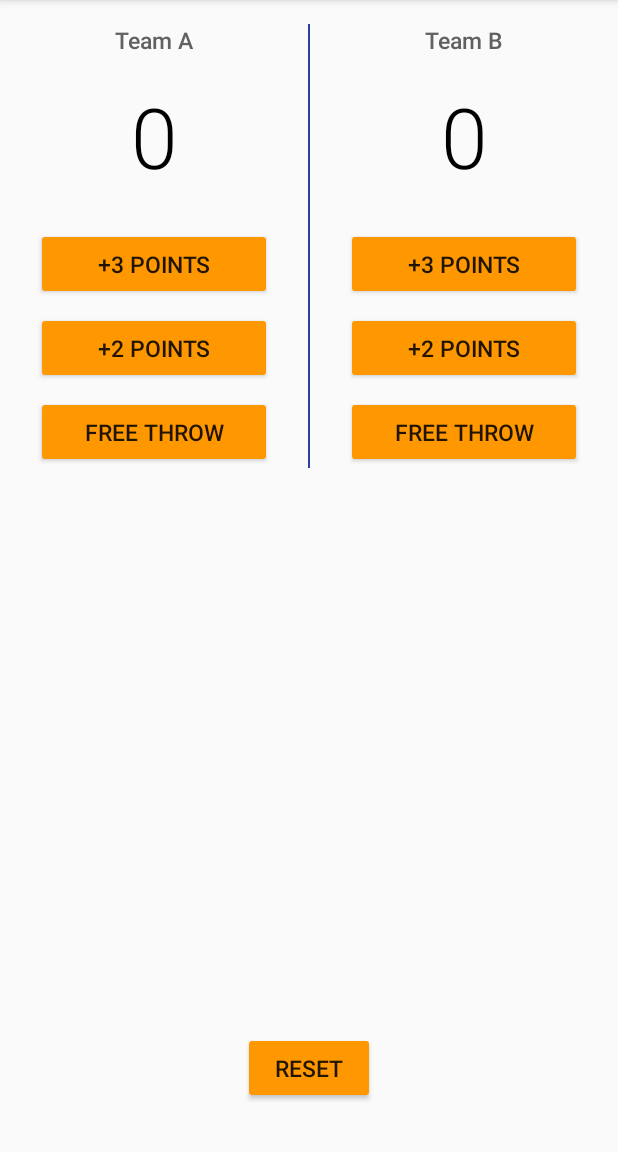
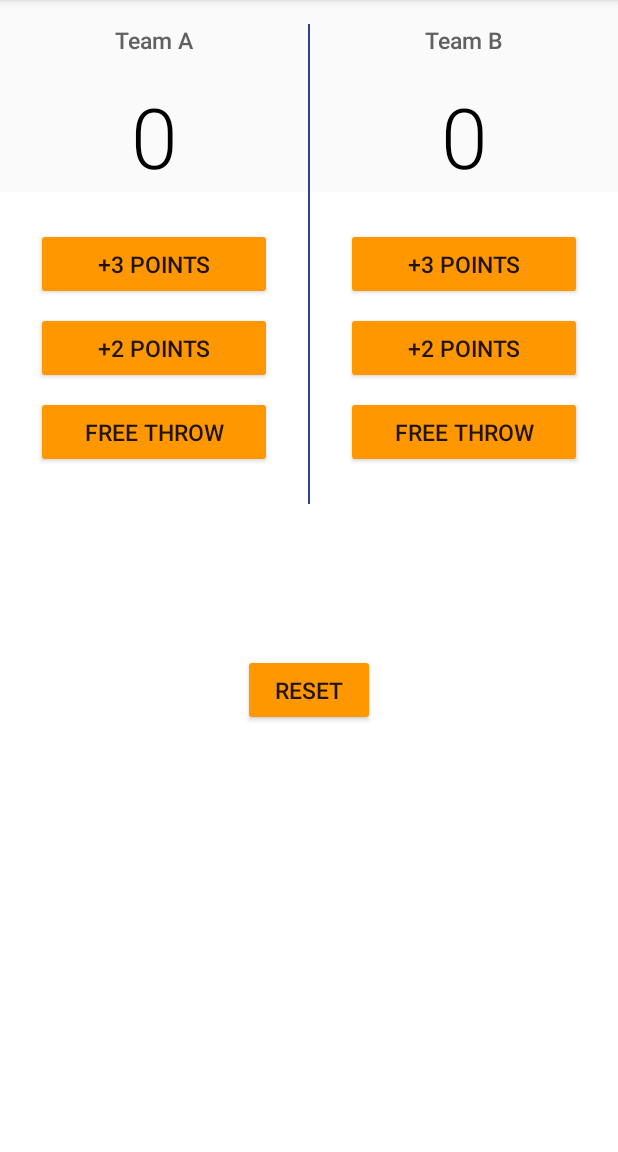
Before and after one commit to tanmaib/courtCounter, an Android app: the screen it shows after launch (MainActivity), on a phone screen of 412 x 824 dp, the part 84-1236 px from its top. Run offline under Robolectric (Android 15) with nearby library versions, the phone set to English and light mode, and no system bars.

Commit message:
Add Scrool view to the layout.

```diff
--- a/app/src/main/res/layout/activity_main.xml
+++ b/app/src/main/res/layout/activity_main.xml
@@ -1,11 +1,13 @@
 <?xml version="1.0" encoding="utf-8"?>
 <RelativeLayout xmlns:android="http://schemas.android.com/apk/res/android"
     xmlns:tools="http://schemas.android.com/tools"
+    android:id="@+id/Layout_1"
     android:layout_width="@dimen/match_parent"
     android:layout_height="@dimen/match_parent"
     tools:context="com.example.android.courtcounter.MainActivity">
 
     <LinearLayout
+        android:id="@+id/Layout_2"
         android:layout_width="@dimen/match_parent"
         android:layout_height="@dimen/wrap_content"
         android:orientation="horizontal">
@@ -33,39 +35,9 @@
                 android:layout_marginTop="@dimen/Text_Margin_Top"
                 android:fontFamily="sans-serif-light"
                 android:gravity="center_horizontal"
-                android:text="0"
+                android:text="@string/Initial_value"
                 android:textColor="@color/Score"
                 android:textSize="@dimen/textSizeScore" />
-
-            <Button
-                android:layout_width="@dimen/match_parent"
-                android:layout_height="@dimen/wrap_content"
-                android:layout_marginLeft="@dimen/Button_Margin_Left"
-                android:layout_marginRight="@dimen/Button_Margin_Right"
-                android:layout_marginTop="@dimen/Button_Margin_Top"
-                android:onClick="threePointerA"
-                android:text="@string/Three_Pointer"
-                android:textSize="@dimen/textSizeName" />
-
-            <Button
-                android:layout_width="@dimen/match_parent"
-                android:layout_height="@dimen/wrap_content"
-                android:layout_marginLeft="@dimen/Button_Margin_Left"
-                android:layout_marginRight="@dimen/Button_Margin_Right"
-                android:layout_marginTop="@dimen/Button_Margin_Bottom"
-                android:onClick="twoPointerA"
-                android:text="@string/Two_Pointer"
-                android:textSize="@dimen/textSizeName" />
-
-            <Button
-                android:layout_width="@dimen/match_parent"
-                android:layout_height="@dimen/wrap_content"
-                android:layout_marginLeft="@dimen/Button_Margin_Left"
-                android:layout_marginRight="@dimen/Button_Margin_Right"
-                android:layout_marginTop="@dimen/Button_Margin_Bottom"
-                android:onClick="freeThrowA"
-                android:text="@string/Free_Throw"
-                android:textSize="@dimen/textSizeName" />
 
         </LinearLayout>
 
@@ -101,9 +73,84 @@
                 android:layout_marginTop="@dimen/Text_Margin_Top"
                 android:fontFamily="sans-serif-light"
                 android:gravity="center_horizontal"
-                android:text="0"
+                android:text="@string/Initial_value"
                 android:textColor="@color/Score"
                 android:textSize="@dimen/textSizeScore" />
+
+        </LinearLayout>
+
+    </LinearLayout>
+
+    <ScrollView
+        android:layout_width="@dimen/match_parent"
+        android:layout_height="fill_parent"
+        android:layout_below="@+id/Layout_2"
+        android:background="@android:color/background_light"
+        android:fillViewport="true"
+        android:orientation="vertical">
+
+        <RelativeLayout
+            android:layout_width="@dimen/match_parent"
+            android:layout_height="@dimen/match_parent">
+
+            <LinearLayout
+                android:layout_width="@dimen/match_parent"
+                android:layout_height="@dimen/wrap_content"
+                android:orientation="horizontal"
+                android:id="@+id/Layout_3">
+
+                <LinearLayout
+                    android:layout_width="@dimen/wrap_content"
+                    android:layout_height="@dimen/wrap_content"
+                    android:layout_weight="1"
+                    android:orientation="vertical">
+
+                    <Button
+                        android:layout_width="@dimen/match_parent"
+                        android:layout_height="@dimen/wrap_content"
+                        android:layout_marginLeft="@dimen/Button_Margin_Left"
+                        android:layout_marginRight="@dimen/Button_Margin_Right"
+                        android:layout_marginTop="@dimen/Button_Margin_Top"
+                        android:onClick="threePointerA"
+                        android:text="@string/Three_Pointer"
+                        android:textSize="@dimen/textSizeName" />
+
+                    <Button
+                        android:layout_width="@dimen/match_parent"
+                        android:layout_height="@dimen/wrap_content"
+                        android:layout_marginLeft="@dimen/Button_Margin_Left"
+                        android:layout_marginRight="@dimen/Button_Margin_Right"
+                        android:layout_marginTop="@dimen/Button_Margin_Bottom"
+                        android:onClick="twoPointerA"
+                        android:text="@string/Two_Pointer"
+                        android:textSize="@dimen/textSizeName" />
+
+                    <Button
+                        android:layout_width="@dimen/match_parent"
+                        android:layout_height="@dimen/wrap_content"
+                        android:layout_marginBottom="@dimen/Button_Margin_Top"
+                        android:layout_marginLeft="@dimen/Button_Margin_Left"
+                        android:layout_marginRight="@dimen/Button_Margin_Right"
+                        android:layout_marginTop="@dimen/Button_Margin_Bottom"
+                        android:onClick="freeThrowA"
+                        android:text="@string/Free_Throw"
+                        android:textSize="@dimen/textSizeName" />
+
+                </LinearLayout>
+
+                <View
+                    android:layout_width="1dp"
+                    android:layout_height="@dimen/match_parent"
+                    android:background="@color/colorPrimaryDark">
+
+                </View>
+
+
+                <LinearLayout
+                    android:layout_width="@dimen/wrap_content"
+                    android:layout_height="@dimen/wrap_content"
+                    android:layout_weight="1"
+                    android:orientation="vertical">
 
                     <Button
                         android:layout_width="@dimen/match_parent"
@@ -128,6 +175,7 @@
                     <Button
                         android:layout_width="@dimen/match_parent"
                         android:layout_height="@dimen/wrap_content"
+                        android:layout_marginBottom="@dimen/Button_Margin_Top"
                         android:layout_marginLeft="@dimen/Button_Margin_Left"
                         android:layout_marginRight="@dimen/Button_Margin_Right"
                         android:layout_marginTop="@dimen/Button_Margin_Bottom"
@@ -136,16 +184,21 @@
                         android:textSize="@dimen/textSizeName" />
 
                 </LinearLayout>
+
             </LinearLayout>
 
             <Button
                 android:layout_width="@dimen/wrap_content"
                 android:layout_height="@dimen/wrap_content"
-        android:layout_alignParentBottom="true"
+                android:layout_below="@id/Layout_3"
                 android:layout_centerHorizontal="true"
-        android:layout_marginBottom="@dimen/Button_Reset"
+                android:layout_marginTop="@dimen/Button_Reset"
                 android:onClick="resetScore"
                 android:text="@string/Reset_Button"
                 android:textSize="@dimen/textSizeName" />
 
         </RelativeLayout>
+
+    </ScrollView>
+
+</RelativeLayout>
--- a/app/src/main/res/values/dimens.xml
+++ b/app/src/main/res/values/dimens.xml
@@ -14,6 +14,6 @@
     <dimen name="Button_Margin_Left">24dp</dimen>
     <dimen name="Button_Margin_Right">24dp</dimen>
     <dimen name="Button_Margin_Bottom">8dp</dimen>
-    <dimen name="Button_Reset">32dp</dimen>
+    <dimen name="Button_Reset">100dp</dimen>
 
 </resources>
--- a/app/src/main/res/values/strings.xml
+++ b/app/src/main/res/values/strings.xml
@@ -6,4 +6,5 @@
     <string name="Two_Pointer">+2 Points</string>
     <string name="Free_Throw">Free Throw</string>
     <string name="Reset_Button">Reset</string>
+    <string name="Initial_value">0</string>
 </resources>
```
Lines whose indentation alone changed are shown as unchanged.
